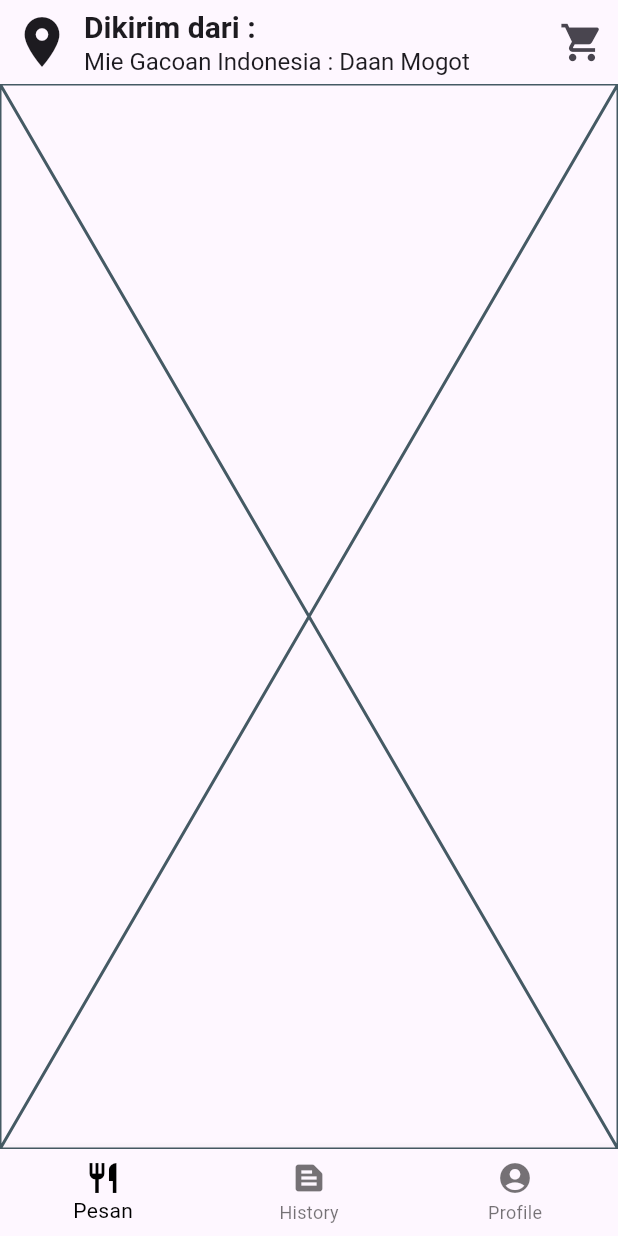
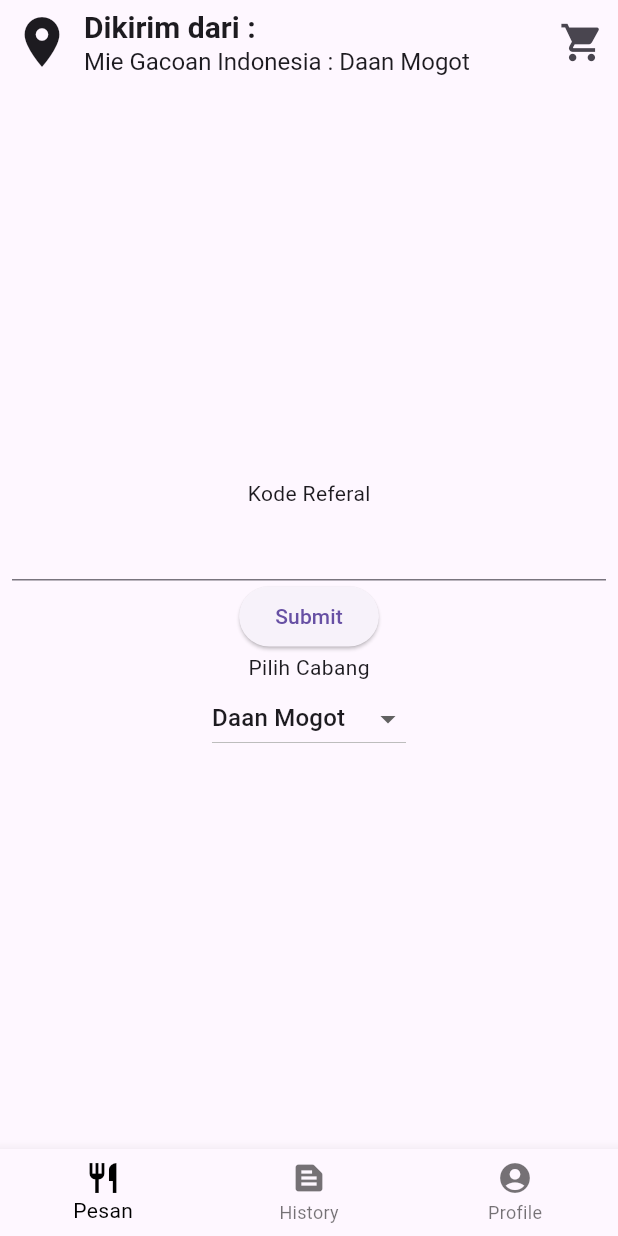
Before and after one commit to Testboiz/tako_food, a Flutter app: the ProfilePage screen opened by its route, on a phone screen of 412 x 824 dp. Run offline on Flutter 3.47's test engine with Material 3 defaults, Android fonts, the light colour scheme and no system bars; our stand-ins replace carousel_slider, cloud_firestore, firebase_auth, firebase_core, qr_flutter; accounts and stored records are empty.

Commit message:
added "profile" page

```diff
--- a/lib/pages/profile_page.dart
+++ b/lib/pages/profile_page.dart
@@ -9,12 +9,48 @@ class ProfilePage extends StatefulWidget {
 }
 
 class _ProfilePageState extends State<ProfilePage> {
+  final List<String> list = <String>[
+    'Daan Mogot',
+    'Sunter',
+    'Mangga Besar',
+    'Mangga Dua'
+  ];
+
   @override
   Widget build(BuildContext context) {
     return Scaffold(
       appBar: ScaffoldComponents.generateAppBar(context),
       bottomNavigationBar: ScaffoldComponents.generateNavigationBar(context),
-      body: const Placeholder(),
+      body: SafeArea(
+          child: Padding(
+        padding: const EdgeInsets.all(8),
+        child: Column(
+          mainAxisAlignment: MainAxisAlignment.center,
+          children: [
+            const Text("Kode Referal"),
+            const TextField(),
+            ElevatedButton(
+              onPressed: () {},
+              child: const Text("Submit"),
+            ),
+            const Text("Pilih Cabang"),
+            DropdownButton<String>(
+              value: list.first,
+              onChanged: (String? value) {
+                setState(() {
+                  dropdownValue = value!;
+                });
+              },
+              items: list.map<DropdownMenuItem<String>>((String value) {
+                return DropdownMenuItem<String>(
+                  value: value,
+                  child: Text(value),
+                );
+              }).toList(),
+            )
+          ],
+        ),
+      )),
     );
   }
 }
--- a/lib/provider/auth_service.dart
+++ b/lib/provider/auth_service.dart
@@ -2,7 +2,6 @@ import 'dart:developer';
 
 import 'package:cloud_firestore/cloud_firestore.dart';
 import 'package:firebase_auth/firebase_auth.dart';
-// import 'package:firebase_storage/firebase_storage.dart';
 import 'package:flutter/material.dart';
 import 'package:provider/provider.dart';
 import 'package:tako_food/provider/user_provider.dart';
```
